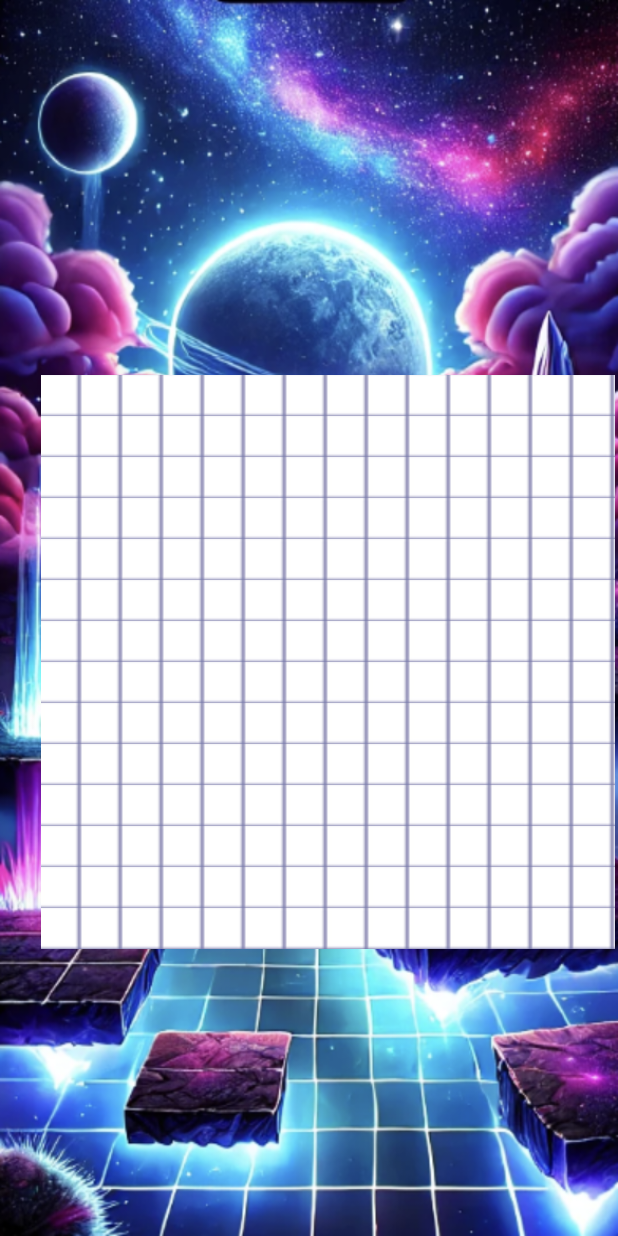
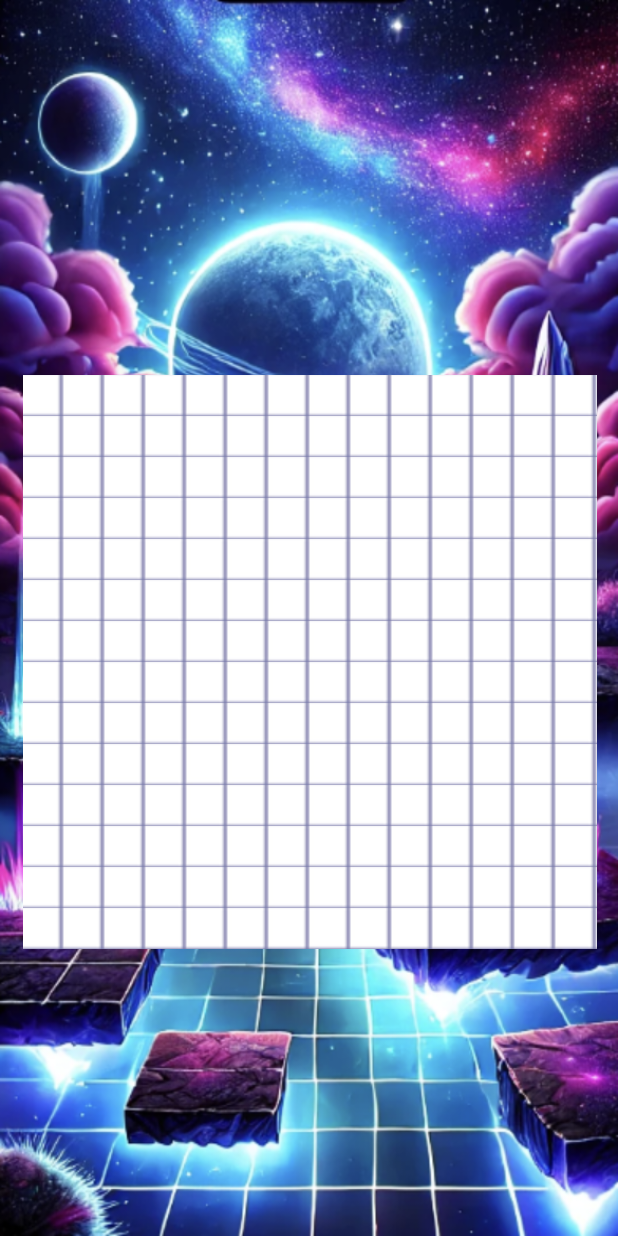
Before and after one commit to Agamwa/Blokus-AgamWeizman, an Android app: the BoardActivity screen opened directly, with no data from a screen before it, on a phone screen of 412 x 824 dp. Run offline under Robolectric (Android 15) with nearby library versions, the light colour scheme and no system bars.

Commit message:
Initial Commit

```diff
--- a/app/src/main/res/layout/activity_board.xml
+++ b/app/src/main/res/layout/activity_board.xml
@@ -13,7 +13,7 @@
         android:layout_width="match_parent"
         android:layout_height="match_parent"
         android:layout_marginTop="250dp"
-        android:layout_marginLeft="27dp">
+        android:layout_marginLeft="15dp">
 
 
         <ImageButton
```
